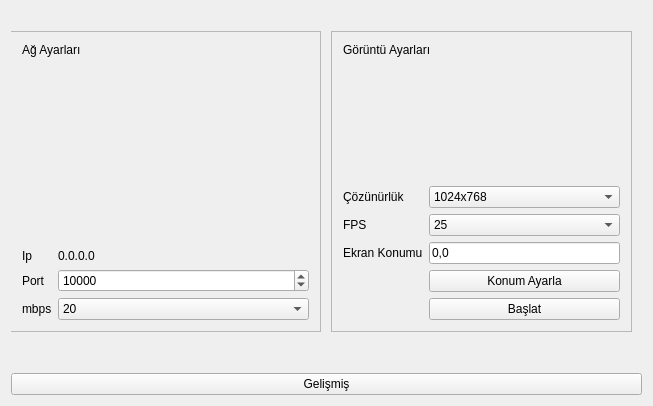
Qt form mainwindow.ui (taliptayfur/smartpro) before a commit.
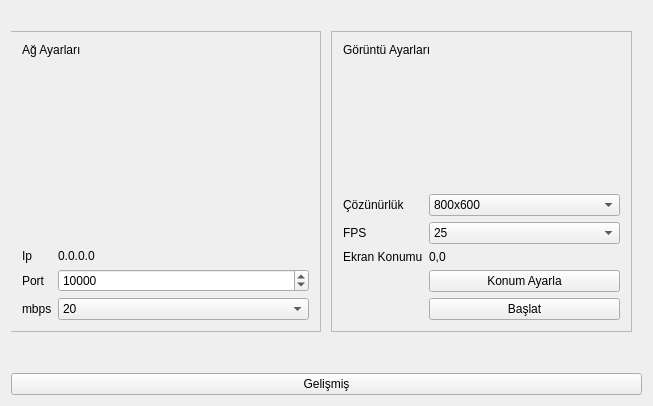
The same form after that commit.

Commit message: ekran secimi mouse ile yapilabiliyor ve ekran sinirlarini gecmeden hareket ediyor.

What changed in the file:
```diff
--- a/mainwindow.ui
+++ b/mainwindow.ui
@@ -193,7 +193,7 @@
          <item row="2" column="1">
           <widget class="QComboBox" name="resolutionSetting">
            <property name="currentIndex">
-            <number>1</number>
+            <number>0</number>
            </property>
            <item>
             <property name="text">
@@ -276,14 +276,7 @@
            </property>
           </widget>
          </item>
-         <item row="9" column="1">
-          <widget class="QLineEdit" name="screen_pos">
-           <property name="text">
-            <string>0,0</string>
-           </property>
-          </widget>
-         </item>
-         <item row="11" column="1">
+         <item row="12" column="1">
           <widget class="QPushButton" name="start_button">
            <property name="text">
             <string>Başlat</string>
@@ -297,6 +290,16 @@
            </property>
           </widget>
          </item>
+         <item row="9" column="1">
+          <widget class="QLabel" name="screen_pos">
+           <property name="text">
+            <string>0,0</string>
+           </property>
+           <property name="alignment">
+            <set>Qt::AlignLeading|Qt::AlignLeft|Qt::AlignVCenter</set>
+           </property>
+          </widget>
+         </item>
         </layout>
        </widget>
       </widget>
```
Left out of the diff: 2 changed lines with no effect on the pictures. The commit also changes 1 other file.
